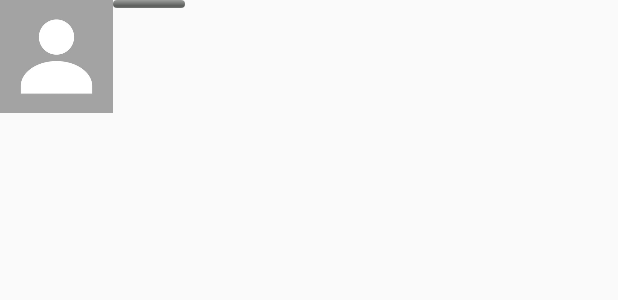
After one commit to nguyenthanhhungdev/MyMusic, an Android app: the layout fragment_now_playing.xml on its own in the app's theme, with its tools: preview values and no code run, on a phone screen of 412 x 824 dp. The commit adds this screen. Shown: the top 300 px of the screen. Run offline under Robolectric (Android 15) with nearby library versions, the phone set to English and light mode, and no system bars.

Commit message:
Add fragment_now_playing.xmla

```diff
--- a/app/src/main/java/com/example/mymusic/MusicAdapter.java
+++ b/app/src/main/java/com/example/mymusic/MusicAdapter.java
@@ -67,11 +67,11 @@ public class MusicAdapter extends RecyclerView.Adapter<MyViewHolder> {
             throw new RuntimeException(e);
         }
 
-        String path = musicFiles.get(position).getPath();
+        String album = musicFiles.get(position).getAlbum();
         String artist = musicFiles.get(position).getArtist();
 
         if (artist.equals("<unknown>")) {
-            holder.getOtherTextView().setText(path);
+            holder.getOtherTextView().setText(album);
         } else {
             holder.getOtherTextView().setText(artist);
         }
--- /dev/null
+++ b/app/src/main/res/layout/fragment_now_playing.xml
@@ -0,0 +1,42 @@
+<?xml version="1.0" encoding="utf-8"?>
+<RelativeLayout xmlns:android="http://schemas.android.com/apk/res/android"
+    android:layout_width="match_parent"
+    android:layout_height="wrap_content">
+
+    <com.google.android.material.imageview.ShapeableImageView
+        android:layout_width="75dp"
+        android:layout_height="75dp"
+        android:src="@drawable/img"
+        android:id="@+id/imageView"
+        ></com.google.android.material.imageview.ShapeableImageView>
+
+    <ProgressBar
+        style="@android:style/Widget.ProgressBar.Horizontal"
+        android:layout_width="wrap_content"
+        android:layout_height="5dp"
+        android:id="@+id/thanhProgress"
+        android:layout_toEndOf="@id/imageView"
+        >
+    </ProgressBar>
+    <RelativeLayout
+        android:layout_width="wrap_content"
+        android:layout_height="wrap_content"
+        android:layout_toEndOf="@+id/imageView"
+        android:layout_below="@+id/thanhProgress"
+        android:layout_marginTop="5dp"
+        android:id="@+id/inforLayout"
+        >
+        <TextView
+            android:layout_width="100dp"
+            android:layout_height="30dp"
+            android:id="@+id/songNameTextView"
+            ></TextView>
+        <TextView
+            android:layout_width="70dp"
+            android:layout_height="30dp"
+            android:layout_below="@+id/songNameTextView"
+            android:id="@+id/otherInforTextView"
+            ></TextView>
+    </RelativeLayout>
+
+</RelativeLayout>
```
Also changed, not shown: app/src/main/AndroidManifest.xml (+10 -0 lines), app/src/main/java/com/example/mymusic/Service/MusicService.java (added, +49 -0 lines), app/src/main/res/layout/activity_play.xml (+10 -9 lines), app/src/main/res/layout/fragment_songs.xml (+10 -0 lines), app/src/main/res/layout/music_item.xml (+4 -4 lines).
